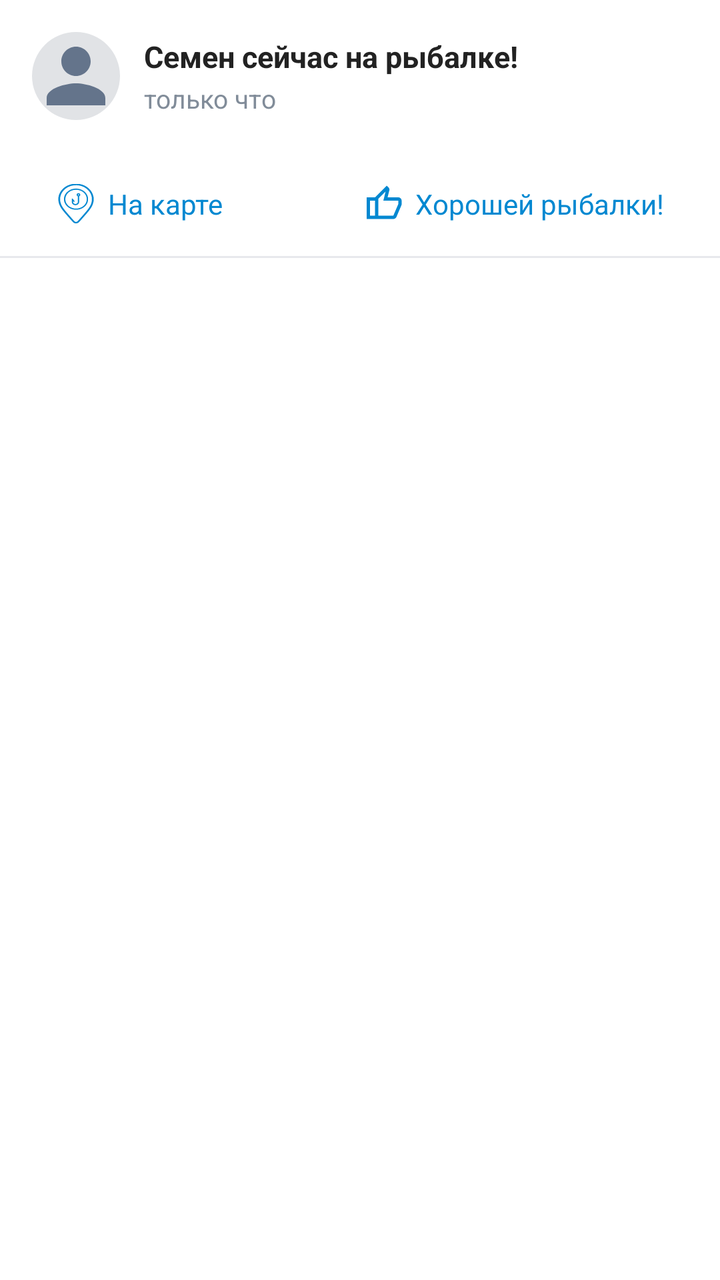
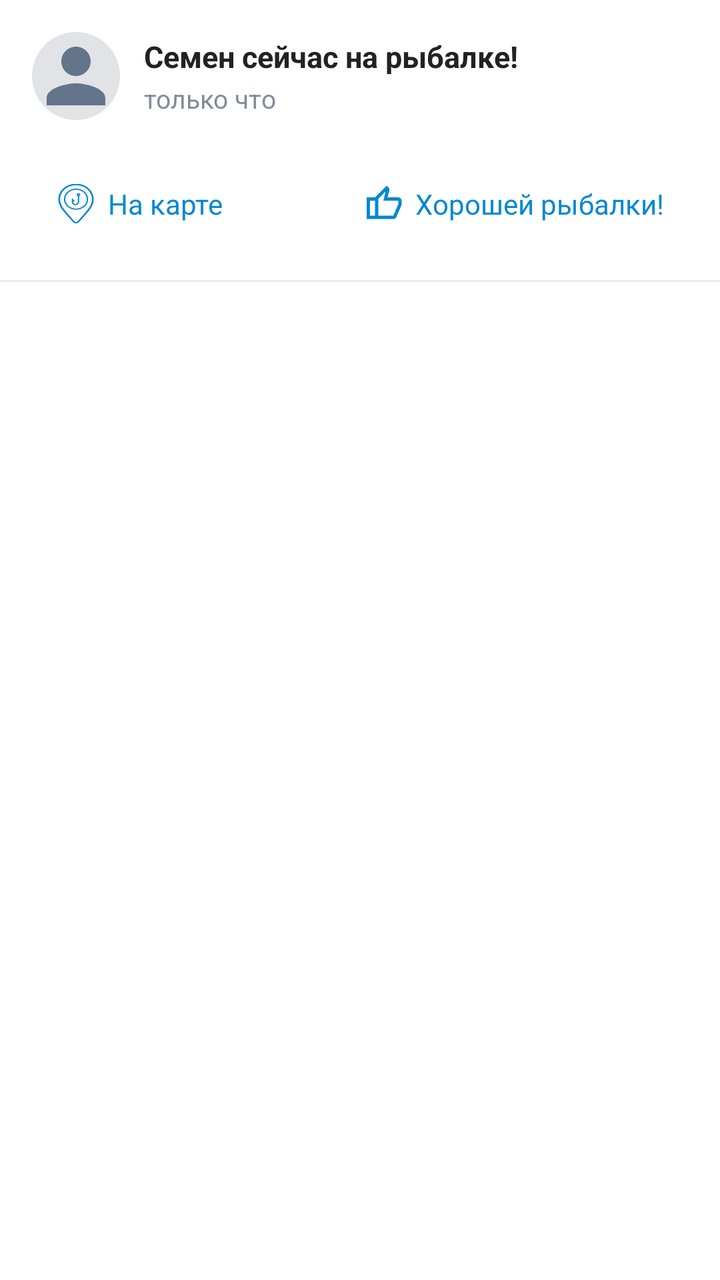

Screens rendered from an Android XML layout before and after an edit, with the pre-edit source and the edit as a unified diff.
<!-- AndroidManifest.xml: application theme Theme.FishingSpot -->
<!-- res/layout/item_on_fishing_signal.xml -->
<?xml version="1.0" encoding="utf-8"?>
<LinearLayout xmlns:android="http://schemas.android.com/apk/res/android"
    xmlns:app="http://schemas.android.com/apk/res-auto"
    android:layout_width="match_parent"
    android:layout_height="wrap_content"
    android:orientation="vertical"
    android:background="#FFFFFF"
    android:layout_marginBottom="12dp">

    
    <LinearLayout
        android:layout_width="match_parent"
        android:layout_height="wrap_content"
        android:orientation="horizontal"
        android:padding="16dp"
        android:gravity="center_vertical">

        <com.google.android.material.imageview.ShapeableImageView
            android:id="@+id/ivSignalAvatar"
            android:layout_width="44dp"
            android:layout_height="44dp"
            android:scaleType="centerCrop"
            android:src="@drawable/account_circle_24dp"
            app:shapeAppearanceOverlay="@style/CircleImageView"
            android:background="#E1E3E6" />

        <LinearLayout
            android:layout_width="0dp"
            android:layout_height="wrap_content"
            android:layout_weight="1"
            android:orientation="vertical"
            android:layout_marginStart="12dp">

            <TextView
                android:id="@+id/tvSenderName"
                android:layout_width="wrap_content"
                android:layout_height="wrap_content"
                android:text="Семен сейчас на рыбалке!"
                android:textSize="15sp"
                android:textStyle="bold"
                android:textColor="#222222" />

            <TextView
                android:id="@+id/tvTime"
                android:layout_width="wrap_content"
                android:layout_height="wrap_content"
                android:text="только что"
                android:textSize="13sp"
                android:textColor="#818C99"
                android:layout_marginTop="2dp" />
        </LinearLayout>
    </LinearLayout>

    
    <LinearLayout
        android:layout_width="match_parent"
        android:layout_height="wrap_content"
        android:orientation="horizontal"
        android:paddingHorizontal="16dp"
        android:paddingVertical="8dp"
        android:gravity="center_vertical">

        
        <LinearLayout
            android:id="@+id/btnShowOnMap"
            android:layout_width="wrap_content"
            android:layout_height="36dp"
            android:orientation="horizontal"
            android:gravity="center_vertical"
            android:background="?attr/selectableItemBackground"
            android:clickable="true"
            android:focusable="true"
            android:paddingHorizontal="12dp">

            <ImageView
                android:layout_width="20dp"
                android:layout_height="20dp"
                android:src="@drawable/mymapblack"
                app:tint="#0288D1"/>

            <TextView
                android:layout_width="wrap_content"
                android:layout_height="wrap_content"
                android:text="На карте"
                android:textSize="14sp"
                android:textColor="#0288D1"
                android:layout_marginStart="6dp"/>
        </LinearLayout>

        
        <View
            android:layout_width="0dp"
            android:layout_height="1dp"
            android:layout_weight="1"/>

        
        <LinearLayout
            android:id="@+id/btnWishGoodFishing"
            android:layout_width="wrap_content"
            android:layout_height="36dp"
            android:orientation="horizontal"
            android:gravity="center_vertical"
            android:background="?attr/selectableItemBackground"
            android:clickable="true"
            android:focusable="true"
            android:paddingHorizontal="12dp">

            <ImageView
                android:layout_width="20dp"
                android:layout_height="20dp"
                android:src="@drawable/thumb_up_24dp_000000_fill0_wght400_grad0_opsz24"
                app:tint="#0288D1"/>

            <TextView
                android:layout_width="wrap_content"
                android:layout_height="wrap_content"
                android:text="Хорошей рыбалки!"
                android:textSize="14sp"
                android:textColor="#0288D1"
                android:layout_marginStart="6dp"/>
        </LinearLayout>

    </LinearLayout>

    
    <View
        android:layout_width="match_parent"
        android:layout_height="1dp"
        android:background="#E7E8EC"/>

</LinearLayout>
<!-- resources referenced by this layout -->
<resources>
  <!-- drawable account_circle_24dp (drawable) -->
  <vector xmlns:android="http://schemas.android.com/apk/res/android"
      android:width="24dp"
      android:height="24dp"
      android:viewportWidth="24"
      android:viewportHeight="24">
      <path
          android:fillColor="#64748B"
          android:pathData="M12,12c2.21,0 4,-1.79 4,-4s-1.79,-4 -4,-4 -4,1.79 -4,4 1.79,4 4,4zM12,14c-2.67,0 -8,1.34 -8,4v2h16v-2c0,-2.66 -5.33,-4 -8,-4z"/>
  </vector>
  <!-- drawable mymapblack: vector/xml drawable (drawable, 3287 chars, omitted) -->
  <!-- drawable thumb_up_24dp_000000_fill0_wght400_grad0_opsz24 (drawable) -->
  <vector xmlns:android="http://schemas.android.com/apk/res/android"
      android:width="24dp"
      android:height="24dp"
      android:viewportWidth="960"
      android:viewportHeight="960">
    <path
        android:pathData="M720,840L280,840v-520l280,-280 50,50q7,7 11.5,19t4.5,23v14l-44,174h258q32,0 56,24t24,56v80q0,7 -2,15t-4,15L794,792q-9,20 -30,34t-44,14ZM360,760h360l120,-280v-80L480,400l54,-220 -174,174v406ZM360,354v406,-406ZM280,320v80L160,400v360h120v80L80,840v-520h200Z"
        android:fillColor="#000000"/>
  </vector>
  <style name="CircleImageView" parent="">
          <item name="cornerFamily">rounded</item>
          <item name="cornerSize">50%</item>
      </style>
  <style name="Theme.FishingSpot" parent="Base.Theme.FishingSpot" />
  <style name="Base.Theme.FishingSpot" parent="Theme.Material3.DayNight.NoActionBar">
          
          
      </style>
</resources>

<!-- the commit's change to res/layout/item_on_fishing_signal.xml (unified diff, before → after) -->
@@ -119,8 +119,18 @@
                 android:textColor="#0288D1"
                 android:layout_marginStart="6dp"/>
         </LinearLayout>
+    </LinearLayout>
 
-    </LinearLayout>
+    
+    <LinearLayout
+        android:id="@+id/containerReplies"
+        android:layout_width="match_parent"
+        android:layout_height="wrap_content"
+        android:orientation="vertical"
+        android:paddingStart="48dp"
+        android:paddingEnd="16dp"
+        android:paddingTop="4dp"
+        android:paddingBottom="8dp" />
 
     
     <View
